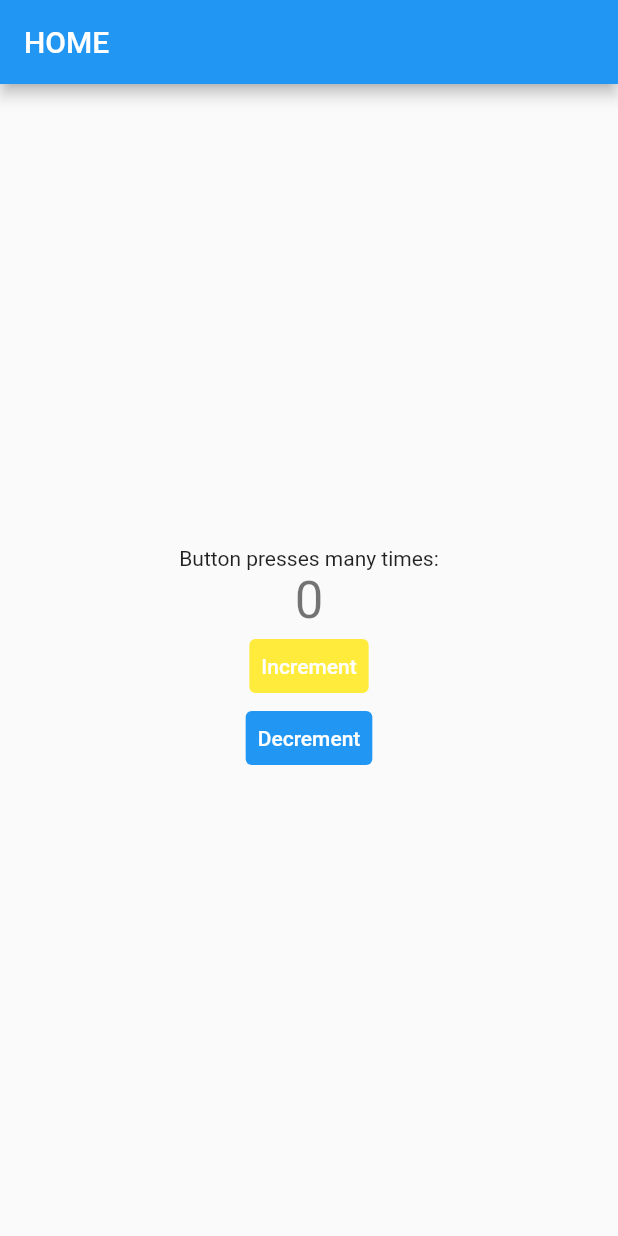
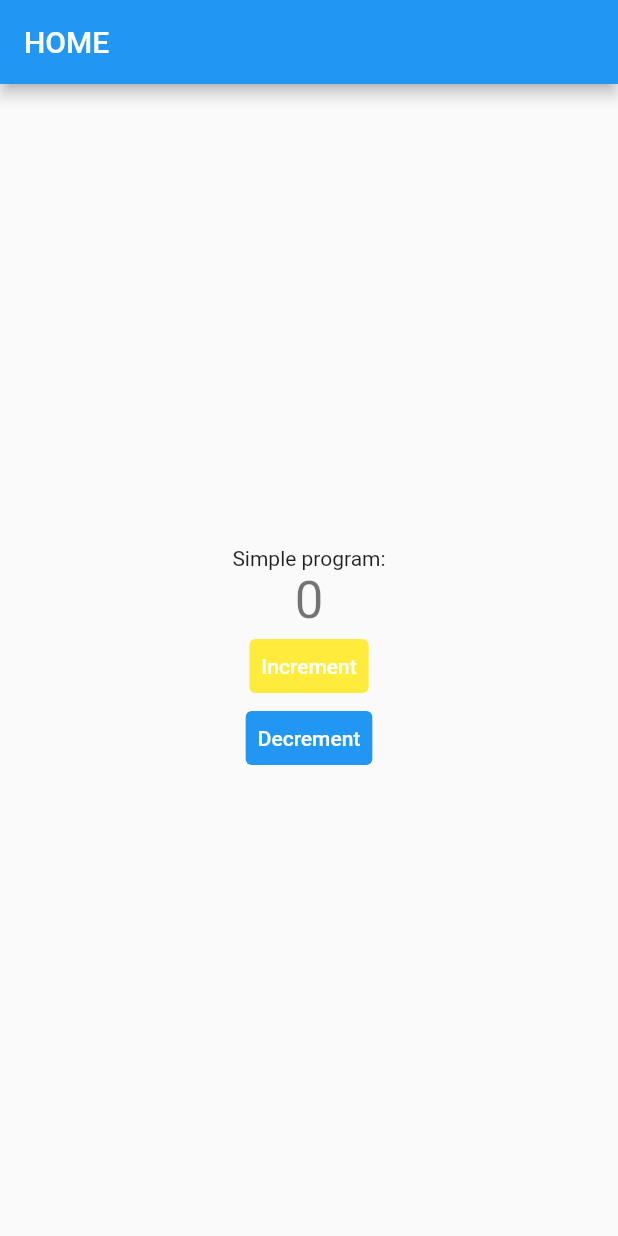
Before and after one commit to Cholago/first_flutter_app, a Flutter app: the screen it shows after launch, on a phone screen of 412 x 824 dp. Run offline on Flutter 3.47's test engine with Material 2 defaults, Android fonts, the phone set to English and light mode, and no system bars.

Commit message:
Second commit

```diff
--- a/lib/main.dart
+++ b/lib/main.dart
@@ -53,7 +53,7 @@ class _MyHomePageState extends State<MyHomePage> {
           mainAxisAlignment: MainAxisAlignment.center,
           children: <Widget>[
             Text(
-              'Button presses many times:',
+              'Simple program:',
             ),
             Text(
               '$_counter',
```
